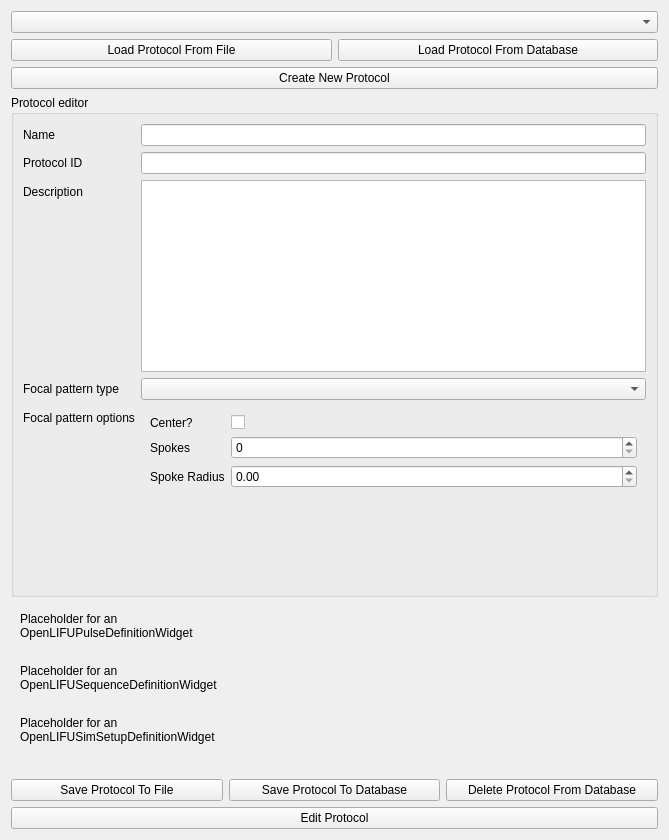
Old version of the form OpenLIFUProtocolConfig/Resources/UI/OpenLIFUProtocolConfig.ui in the repository OpenwaterHealth/SlicerOpenLIFU.
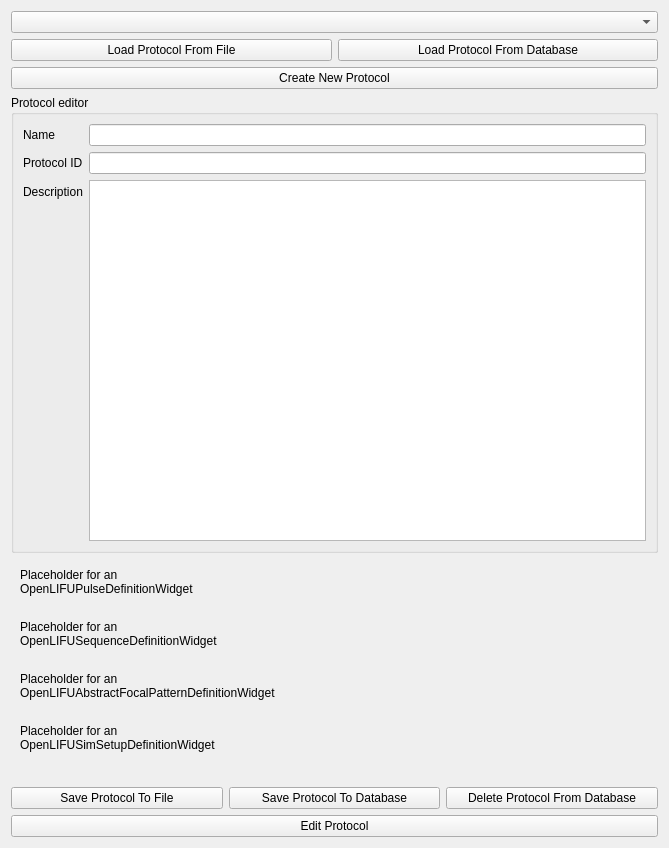
New version of the form. The open tabs and pages were chosen to show the change. Custom widgets are drawn as their Qt base class.

Commit message: Replace bf.FocalPattern form with abstract widget (#165)

Diff of the .ui file:
```diff
--- a/OpenLIFUProtocolConfig/Resources/UI/OpenLIFUProtocolConfig.ui
+++ b/OpenLIFUProtocolConfig/Resources/UI/OpenLIFUProtocolConfig.ui
@@ -7,7 +7,7 @@
     <x>0</x>
     <y>0</y>
     <width>669</width>
-    <height>840</height>
+    <height>848</height>
    </rect>
   </property>
   <layout class="QVBoxLayout" name="protocolConfigLayout">
@@ -122,101 +122,6 @@
            </property>
           </widget>
          </item>
-         <item row="4" column="0">
-          <widget class="QLabel" name="focalPatternLabel">
-           <property name="toolTip">
-            <string>The focal pattern used in the protocol. By default, a single point is used</string>
-           </property>
-           <property name="text">
-            <string>Focal pattern type</string>
-           </property>
-          </widget>
-         </item>
-         <item row="4" column="1">
-          <widget class="QComboBox" name="focalPatternComboBox">
-           <property name="toolTip">
-            <string>The focal pattern used in the protocol. By default, a single point is used</string>
-           </property>
-          </widget>
-         </item>
-         <item row="5" column="0">
-          <widget class="QLabel" name="focalPatternOptionsLabel">
-           <property name="toolTip">
-            <string>Focal pattern options</string>
-           </property>
-           <property name="text">
-            <string>Focal pattern options</string>
-           </property>
-          </widget>
-         </item>
-         <item row="5" column="1">
-          <widget class="QStackedWidget" name="focalPatternOptionsStackedWidget">
-           <property name="currentIndex">
-            <number>0</number>
-           </property>
-           <widget class="QWidget" name="noFocalPatternPage"/>
-           <widget class="QWidget" name="singlePointPage">
-            <layout class="QVBoxLayout" name="singlePointOptionsLayout">
-             <item>
-              <widget class="QLabel" name="singlePointOptionsLabel">
-               <property name="text">
-                <string>
-                                  (No options for the single point pattern)
-                                </string>
-               </property>
-               <property name="alignment">
-                <set>Qt::AlignCenter</set>
-               </property>
-              </widget>
-             </item>
-            </layout>
-           </widget>
-           <widget class="QWidget" name="wheelPage">
-            <layout class="QFormLayout" name="wheelOptionsLayout">
-             <item row="0" column="0">
-              <widget class="QLabel" name="wheelCenterLabel">
-               <property name="text">
-                <string>Center?</string>
-               </property>
-              </widget>
-             </item>
-             <item row="0" column="1">
-              <widget class="QCheckBox" name="wheelCenterCheckBox">
-               <property name="toolTip">
-                <string>
-                                  Whether to include the center point of the wheel
-                                  pattern
-                                </string>
-               </property>
-               <property name="text">
-                <string/>
-               </property>
-              </widget>
-             </item>
-             <item row="1" column="0">
-              <widget class="QLabel" name="numSpokesLabel">
-               <property name="text">
-                <string>Spokes</string>
-               </property>
-              </widget>
-             </item>
-             <item row="1" column="1">
-              <widget class="QSpinBox" name="numSpokesSpinBox"/>
-             </item>
-             <item row="2" column="0">
-              <widget class="QLabel" name="spokeRadiusLabel">
-               <property name="text">
-                <string>Spoke Radius</string>
-               </property>
-              </widget>
-             </item>
-             <item row="2" column="1">
-              <widget class="QDoubleSpinBox" name="spokeRadiusSpinBox"/>
-             </item>
-            </layout>
-           </widget>
-          </widget>
-         </item>
         </layout>
        </widget>
       </item>
@@ -248,6 +153,20 @@
         </layout>
        </widget>
       </item>
+      <item>
+       <widget class="QWidget" name="abstractFocalPatternDefinitionWidgetPlaceholder" native="true">
+        <layout class="QVBoxLayout" name="verticalLayout_8">
+         <item>
+          <widget class="QLabel" name="abstractFocalBatternDefinitionWidgetPlaceholderLabel">
+           <property name="text">
+            <string>Placeholder for an
+OpenLIFUAbstractFocalPatternDefinitionWidget</string>
+           </property>
+          </widget>
+         </item>
+        </layout>
+       </widget>
+      </item>
       <item>
        <widget class="QWidget" name="simSetupDefinitionWidgetPlaceholder" native="true">
         <layout class="QVBoxLayout" name="verticalLayout_7">
```
The commit also changes 1 other file.
